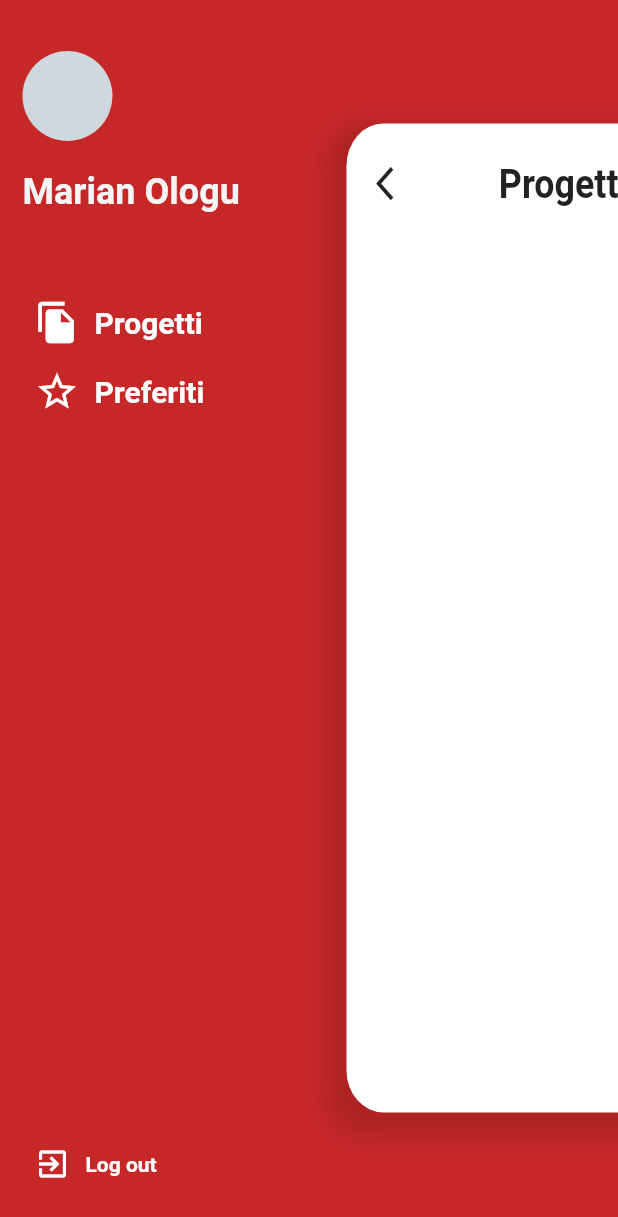
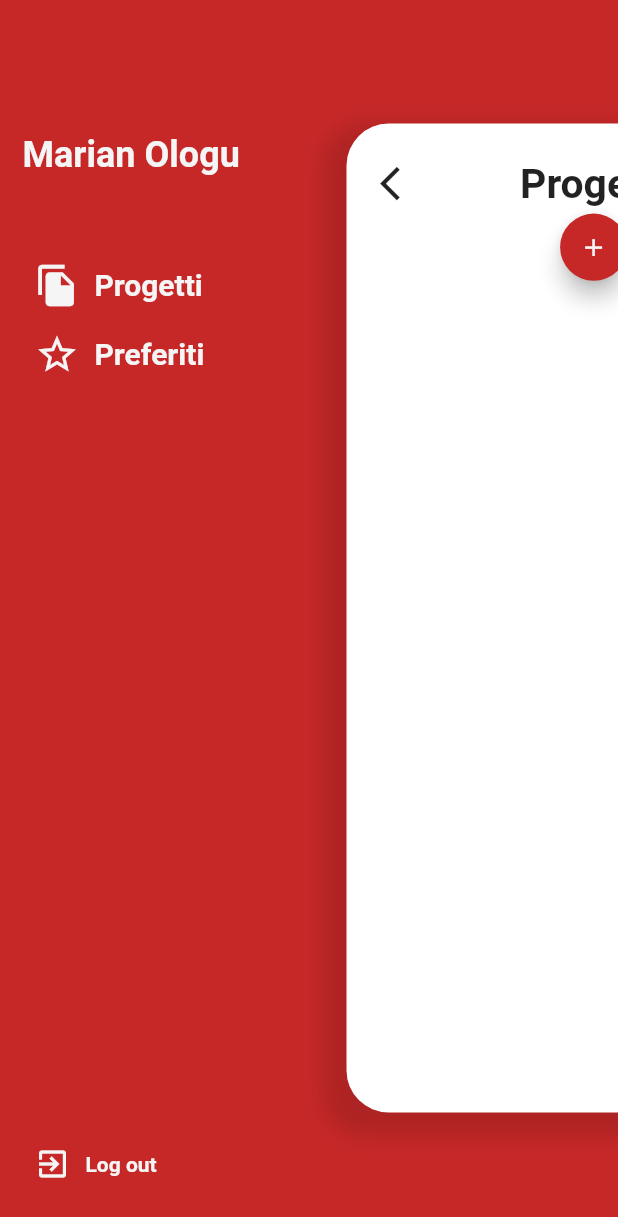
Before and after one commit to ologumarian/tecnologie, a Flutter app: the screen it shows once a user with an empty profile is signed in, after a tap on the "menu" icon, on a phone screen of 412 x 824 dp. Shown: the top 1217 px of the screen. Run offline on Flutter 3.47's test engine with Material 2 defaults, Android fonts, the phone set to English and light mode, and no system bars; our stand-ins replace cloud_firestore, firebase_auth, firebase_core; accounts and stored records are empty.

Commit message:
bug fixes + project item

```diff
--- a/lib/main.dart
+++ b/lib/main.dart
@@ -11,7 +11,7 @@
 
 //import './screens/auth_screen.dart';
 
-void main() async {
+Future<void> main() async {
   WidgetsFlutterBinding.ensureInitialized(); //NUOVA CONFIG FIREBASE #4
   await Firebase.initializeApp(); //Inizializza app collegata a Firbase
 
@@ -32,15 +32,18 @@
         primarySwatch: Colors.blueGrey,
         accentColor: Colors.red[800],
         bottomAppBarColor: Colors.red[800], //per drawer
+        textTheme: TextTheme(
+          bodyText1: TextStyle(color: Colors.grey[100]),
+        ),
         backgroundColor: Colors.white,
       ),
       home: StreamBuilder(
-        stream: FirebaseAuth.instance.idTokenChanges(),
+        stream: FirebaseAuth.instance.idTokenChanges(), //Listener sul Token
         builder: (ctx, userSnapshot) {
           if (userSnapshot.hasData) {
-            return HomePage();
+            return HomePage(); //Se il Token è valido viene visualizzata la HomePage
           }
-          return AuthScreen();
+          return AuthScreen(); //Se il Token non esiste o non è valido viene caricato lo AuthScreen
         },
       ),
     );
@@ -55,15 +58,15 @@
 }
 
 class _HomePageState extends State<HomePage> {
-  //NUOVA CONFIG FIREBASE #3
-  @override
-  void initState() {
-    super.initState();
-    Firebase.initializeApp().whenComplete(() {
-      print("completed");
-      setState(() {});
-    });
-  }
+  // //NUOVA CONFIG FIREBASE #3
+  // @override
+  // void initState() {
+  //   super.initState();
+  //   Firebase.initializeApp().whenComplete(() {
+  //     print("completed");
+  //     setState(() {});
+  //   });
+  // }
 
   @override
   Widget build(BuildContext context) {
--- a/lib/screens/auth_screen.dart
+++ b/lib/screens/auth_screen.dart
@@ -25,22 +25,27 @@ class _AuthScreenState extends State<AuthScreen> {
     BuildContext ctx,
   ) async {
     UserCredential authResult; //Era il vecchio AuthResult
-
     try {
       setState(() {
         _isLoading = true; //triggera la rotellina di caricamento
       });
+
+      // LOG IN UTENTE
       if (isLogin) {
         authResult = await _auth.signInWithEmailAndPassword(
           email: email,
           password: password,
         );
-      } else {
+        print('LOG IN CON EMAIL E PASSWORD');
+      }
+
+      // REGISTRAZIONE UTENTE
+      else {
         authResult = await _auth.createUserWithEmailAndPassword(
           email: email,
           password: password,
         );
-      }
+
         await FirebaseFirestore.instance
             .collection('users')
             .doc(authResult.user.uid)
@@ -48,23 +53,29 @@ class _AuthScreenState extends State<AuthScreen> {
           'username': username,
           'email': email,
         });
+
+        print('REGISTRAZIONE CON EMAIL E PASSWORD');
+      }
     } on PlatformException catch (err) {
       var message = 'Qualcosa non va, prova a controllare le tue credenziali!';
-
       if (err.message != null) {
-        message = err.message;
+        message = err.message.toString();
       }
-
+      ScaffoldMessenger.of(ctx).hideCurrentSnackBar();
       ScaffoldMessenger.of(ctx).showSnackBar(
         SnackBar(
           content: Text(message),
         ),
       );
+      //print('ERRORE AUTENTICAZIONE:' + message);
       setState(() {
         _isLoading = false;
       });
     } catch (err) {
-      print(err);
+      //print('ERRORE GENERICO:' + err.toString());
+      setState(() {
+        _isLoading = false;
+      });
     }
   }
 
--- a/lib/screens/drawer_screen.dart
+++ b/lib/screens/drawer_screen.dart
@@ -10,11 +10,13 @@ class DrawerScreen extends StatefulWidget {
 }
 
 class _DrawerScreenState extends State<DrawerScreen> {
+  final theme = true; //se false tema bianco
+
   @override
   Widget build(BuildContext context) {
     return SafeArea(
       child: Container(
-        color: Theme.of(context).bottomAppBarColor,
+        color: theme ? Theme.of(context).bottomAppBarColor : Colors.white,
         padding: EdgeInsets.only(left: 15, top: 34, bottom: 24, right: 200),
         child: Column(
           mainAxisAlignment: MainAxisAlignment.spaceBetween,
@@ -23,22 +25,26 @@ class _DrawerScreenState extends State<DrawerScreen> {
             Column(
               crossAxisAlignment: CrossAxisAlignment.start,
               children: [
-                CircleAvatar(
-                  radius: 30,
-                  backgroundColor: Colors.blueGrey[100],
-                ),
+                // CircleAvatar(
+                //   radius: 30,
+                //   backgroundColor: Colors.blueGrey[100],
+                // ),
                 Container(
                   margin: EdgeInsets.only(top: 20, bottom: 50),
-                  child: Text(
+                  child: Column(
+                    children: [
+                      SizedBox(height: 35),
+                      Text(
                         'Marian Ologu',
-                    //'ologumarian2001@gmail.com',
                         softWrap: true,
                         //overflow: TextOverflow.fade,
                         style: TextStyle(
-                      color: Colors.grey[100],
+                          color: theme ? Colors.grey[100] : Colors.black87,
                           fontSize: 24,
                           fontWeight: FontWeight.bold,
                         ),
+                      ),
+                    ],
                   ),
                 ),
                 Column(
@@ -50,13 +56,16 @@ class _DrawerScreenState extends State<DrawerScreen> {
                               children: [
                                 Icon(
                                   element['icon'],
-                                  color: Colors.white,
+                                  color:
+                                      theme ? Colors.grey[100] : Colors.black87,
                                   size: 30,
                                 ),
                                 SizedBox(width: 10),
                                 Text(element['title'],
                                     style: TextStyle(
-                                      color: Colors.white,
+                                      color: theme
+                                          ? Colors.grey[100]
+                                          : Colors.black87,
                                       fontWeight: FontWeight.bold,
                                       fontSize: 20,
                                     ))
@@ -70,23 +79,20 @@ class _DrawerScreenState extends State<DrawerScreen> {
             Column(
               crossAxisAlignment: CrossAxisAlignment.start,
               children: [
-                // Container(
-                //   color: Colors.white,
-                //   child: Image.asset('assets/images/large_documentive.png'),
-                //   height: 100,
-                // ),
-                // SizedBox(height: 25),
                 Row(
                   children: [
                     TextButton(
                       child: Row(
                         children: [
-                          Icon(Icons.exit_to_app, color: Colors.white),
+                          Icon(Icons.exit_to_app,
+                              color: theme ? Colors.grey[100] : Colors.black87),
                           SizedBox(width: 10),
                           Text(
                             'Log out',
                             style: TextStyle(
-                              color: Colors.white,
+                              color: theme
+                                  ? Theme.of(context).textTheme.bodyText1.color
+                                  : Colors.black87,
                               fontWeight: FontWeight.bold,
                             ),
                           ),
--- a/lib/screens/home_screen.dart
+++ b/lib/screens/home_screen.dart
@@ -1,5 +1,6 @@
 import 'package:flutter/cupertino.dart';
 import 'package:flutter/material.dart';
+import 'package:flutter/services.dart';
 
 class HomeScreen extends StatefulWidget {
   @override
@@ -10,6 +11,7 @@ class _HomeScreenState extends State<HomeScreen> {
   double xOffset = 0;
   double yOffset = 0;
   double scaleFactor = 1;
+  double borderRadius = 0;
 
   final dimBackButton = 34.0;
 
@@ -17,8 +19,10 @@ class _HomeScreenState extends State<HomeScreen> {
 
   @override
   Widget build(BuildContext context) {
-    final statusBarHeight = MediaQuery.of(context).padding.top;
-    final deviceHeight = MediaQuery.of(context).size.height - statusBarHeight;
+    SystemChrome.setEnabledSystemUIOverlays([]); //nasconde la status bar
+    //final statusBarHeight = MediaQuery.of(context).padding.top;
+    final deviceHeight =
+        MediaQuery.of(context).size.height; //- statusBarHeight;
     final deviceWidth = MediaQuery.of(context).size.width;
 
     return GestureDetector(
@@ -29,16 +33,20 @@ class _HomeScreenState extends State<HomeScreen> {
                 xOffset = 0;
                 yOffset = 0;
                 scaleFactor = 1;
+                borderRadius = 0;
                 isDrawerOpen = false;
               });
             }
           : () {},
       child: AnimatedContainer(
         transform: Matrix4.translationValues(xOffset, yOffset, 0)
-          ..scale(scaleFactor)
-          ..rotateY(isDrawerOpen ? -0.5 : 0),
+          ..scale(scaleFactor),
+        //..rotateY(isDrawerOpen ? -0.5 : 0),  //Distorsione asse x
         duration: Duration(milliseconds: 350),
-        curve: Curves.easeInOutCirc,
+        curve: Curves.easeInOut,
+        onEnd: () {
+          borderRadius = 0;
+        },
         // decoration: BoxDecoration(
         //     color: Colors.grey[200],
         //     borderRadius: BorderRadius.circular(isDrawerOpen ? 40 : 0.0)),
@@ -46,10 +54,11 @@ class _HomeScreenState extends State<HomeScreen> {
           height: deviceHeight,
           padding: EdgeInsets.only(top: 25),
           decoration: BoxDecoration(
-            borderRadius: BorderRadius.circular(isDrawerOpen ? 35 : 35),
+            //borderRadius: BorderRadius.circular(isDrawerOpen ? 35 : 35),
+            borderRadius: BorderRadius.circular(borderRadius),
             color: Theme.of(context).backgroundColor,
+            //DROP SHADOW PER SCREEN ON DRAWER OPENING
             boxShadow: [
-              //DROP SHADOW PER SCREEN ON DRAWER OPENING
               BoxShadow(
                 color: Colors.black12,
                 blurRadius: 15,
@@ -66,8 +75,10 @@ class _HomeScreenState extends State<HomeScreen> {
                   child: Row(
                     mainAxisAlignment: MainAxisAlignment.spaceBetween,
                     children: [
+                      //ICON BUTTON
+                      Center(
+                        child: isDrawerOpen
                             //DRAWER/BACK BUTTON
-                      isDrawerOpen
                             ? IconButton(
                                 icon: Icon(Icons.arrow_back_ios),
                                 iconSize: dimBackButton,
@@ -76,6 +87,7 @@ class _HomeScreenState extends State<HomeScreen> {
                                     xOffset = 0;
                                     yOffset = 0;
                                     scaleFactor = 1;
+                                    //borderRadius = 0;
                                     isDrawerOpen = false;
                                   });
                                 },
@@ -91,10 +103,11 @@ class _HomeScreenState extends State<HomeScreen> {
                                         (deviceHeight - deviceHeight * 0.8) / 2;
                                     //yOffset per la metà dello schermo dopo 0.6 scale
                                     scaleFactor = 0.8;
+                                    borderRadius = 35;
                                     isDrawerOpen = true;
                                   });
                                 }),
-
+                      ),
                       //SCREEN TITLE
                       Container(
                         alignment: Alignment.center,
@@ -112,6 +125,17 @@ class _HomeScreenState extends State<HomeScreen> {
                   ),
                 ),
                 //INTERFACCIA...
+                Stack(
+                  children: [
+                    FloatingActionButton(
+                      child: Icon(
+                        Icons.add,
+                        color: Colors.grey[100],
+                      ),
+                      onPressed: () {},
+                    ),
+                  ],
+                ),
               ],
             ),
           ),
--- /dev/null
+++ b/lib/widgets/project_item.dart
@@ -0,0 +1,8 @@
+import 'package:flutter/material.dart';
+
+class ProjectItem extends StatelessWidget {
+  @override
+  Widget build(BuildContext context) {
+    return Container();
+  }
+}
--- /dev/null
+++ b/lib/widgets/projects_list.dart
@@ -0,0 +1,17 @@
+import 'package:flutter/material.dart';
+
+import '../widgets/project_item.dart';
+
+class ProjectsList extends StatefulWidget {
+  @override
+  _ProjectsListState createState() => _ProjectsListState();
+}
+
+class _ProjectsListState extends State<ProjectsList> {
+  @override
+  Widget build(BuildContext context) {
+    return ListView.builder(
+      itemBuilder: (context, index) => ProjectItem(),
+    );
+  }
+}
--- a/pubspec.yaml
+++ b/pubspec.yaml
@@ -31,6 +31,7 @@ dependencies:
   cloud_firestore: ^0.16.0
   firebase_auth: ^0.20.0+1
   firebase_core: ^0.7.0
+  file_picker: ^2.1.5+1
 
 dev_dependencies:
   flutter_test:
```
Also changed, not shown: pubspec.lock. Lines whose indentation alone changed are shown as unchanged.
